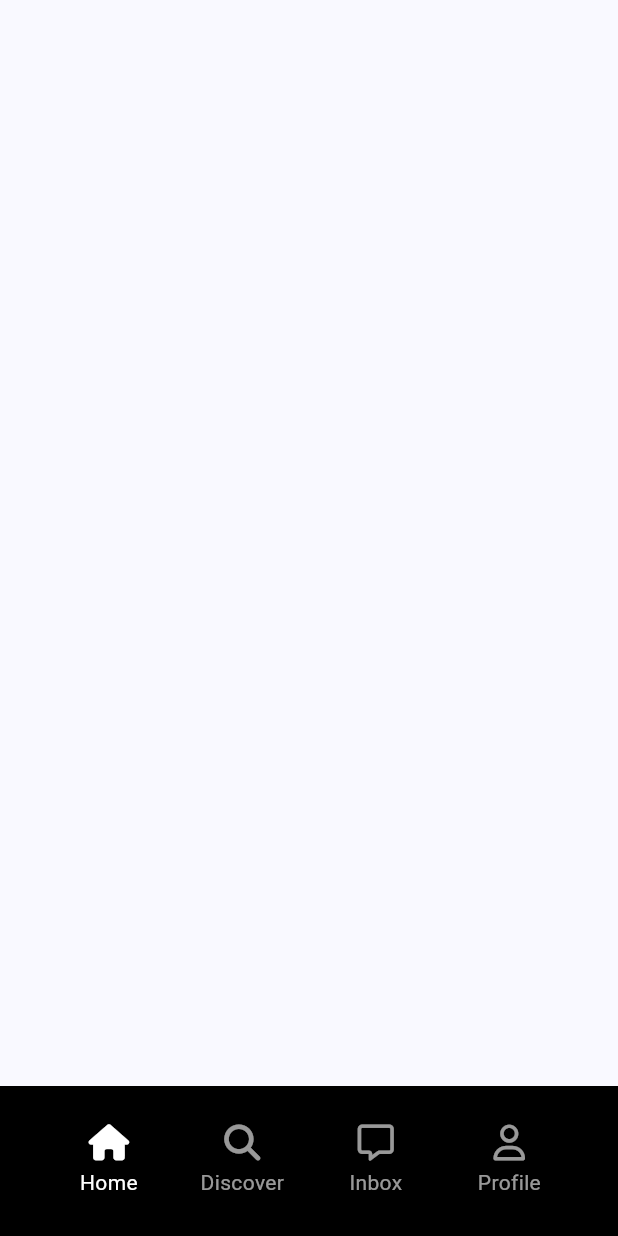
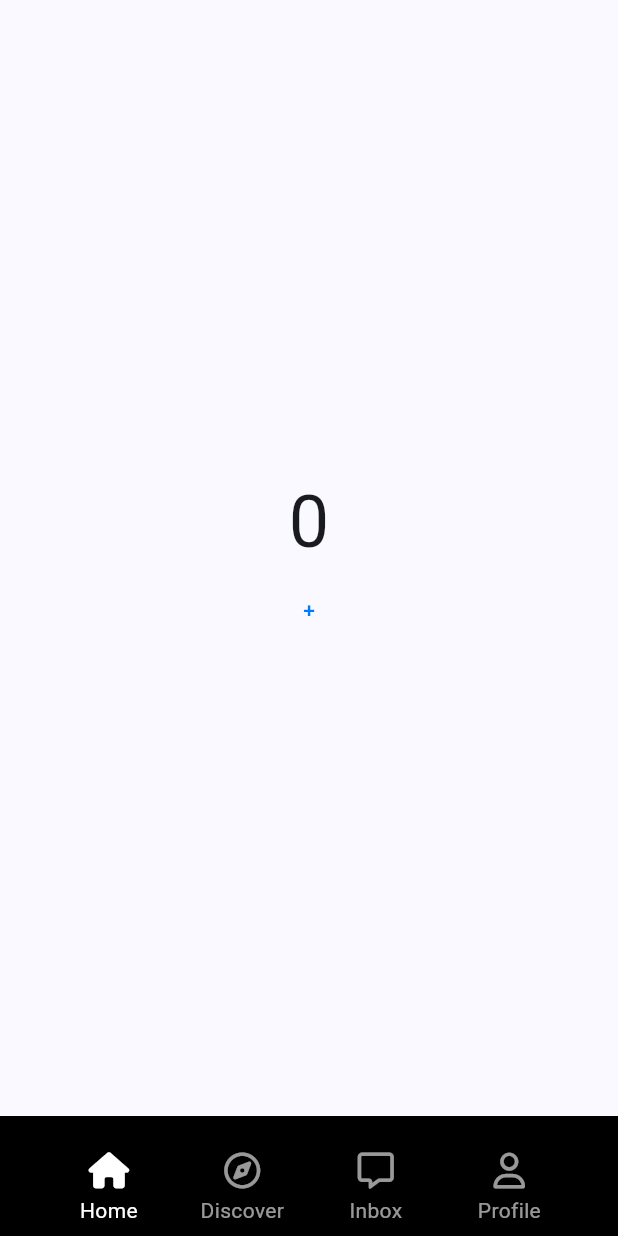
Before and after one commit to ralo-med/tiktok_clone, a Flutter app: the screen it shows after launch, on a phone screen of 412 x 824 dp. Run offline on Flutter 3.47's test engine with Material 3 defaults, Android fonts, the phone set to English and light mode, and no system bars; our stand-ins replace font_awesome_flutter.

Commit message:
#Stateful Navigation part 2

```diff
--- a/lib/features/main_navigation/main_navigation_screen.dart
+++ b/lib/features/main_navigation/main_navigation_screen.dart
@@ -1,6 +1,7 @@
 import 'package:flutter/material.dart';
 import 'package:font_awesome_flutter/font_awesome_flutter.dart';
 import 'package:tiktok_clone/constants/sizes.dart';
+import 'package:tiktok_clone/features/main_navigation/stf_screen.dart';
 import 'package:tiktok_clone/features/main_navigation/widgets/nav_tab.dart';
 
 class MainNavigationScreen extends StatefulWidget {
@@ -13,21 +14,6 @@ class MainNavigationScreen extends StatefulWidget {
 class _MainNavigationScreenState extends State<MainNavigationScreen> {
   int _selectedIndex = 0;
 
-  final screens = [
-    const Center(
-      child: Text(
-        'Home',
-        style: TextStyle(fontSize: 49),
-      ),
-    ),
-    const Center(
-      child: Text(
-        'Search',
-        style: TextStyle(fontSize: 49),
-      ),
-    ),
-  ];
-
   void _onTap(int index) {
     setState(() {
       _selectedIndex = index;
@@ -37,9 +23,28 @@ class _MainNavigationScreenState extends State<MainNavigationScreen> {
   @override
   Widget build(BuildContext context) {
     return Scaffold(
+      body: Stack(
+        children: [
+          Offstage(
+            offstage: _selectedIndex != 0,
+            child: const StfScreen(),
+          ),
+          Offstage(
+            offstage: _selectedIndex != 1,
+            child: const StfScreen(),
+          ),
+          Offstage(
+            offstage: _selectedIndex != 3,
+            child: const StfScreen(),
+          ),
+          Offstage(
+            offstage: _selectedIndex != 4,
+            child: const StfScreen(),
+          )
+        ],
+      ),
       bottomNavigationBar: BottomAppBar(
         color: Colors.black,
-        height: 100,
         child: Padding(
           padding: const EdgeInsets.all(Sizes.size12),
           child: Row(
@@ -49,24 +54,28 @@ class _MainNavigationScreenState extends State<MainNavigationScreen> {
                 text: "Home",
                 isSelected: _selectedIndex == 0,
                 icon: FontAwesomeIcons.house,
+                selectedIcon: FontAwesomeIcons.house,
                 onTap: () => _onTap(0),
               ),
               NavTab(
                 text: "Discover",
                 isSelected: _selectedIndex == 1,
-                icon: FontAwesomeIcons.magnifyingGlass,
+                icon: FontAwesomeIcons.compass,
+                selectedIcon: FontAwesomeIcons.solidCompass,
                 onTap: () => _onTap(1),
               ),
               NavTab(
                 text: "Inbox",
                 isSelected: _selectedIndex == 3,
                 icon: FontAwesomeIcons.message,
+                selectedIcon: FontAwesomeIcons.solidMessage,
                 onTap: () => _onTap(3),
               ),
               NavTab(
                 text: "Profile",
                 isSelected: _selectedIndex == 4,
                 icon: FontAwesomeIcons.user,
+                selectedIcon: FontAwesomeIcons.solidUser,
                 onTap: () => _onTap(4),
               ),
             ],
--- /dev/null
+++ b/lib/features/main_navigation/stf_screen.dart
@@ -0,0 +1,43 @@
+import 'package:flutter/material.dart';
+
+class StfScreen extends StatefulWidget {
+  const StfScreen({super.key});
+
+  @override
+  State<StfScreen> createState() => _StfScreenState();
+}
+
+class _StfScreenState extends State<StfScreen> {
+  int _clicks = 0;
+
+  void _increase() {
+    setState(() {
+      _clicks = _clicks + 1;
+    });
+  }
+
+  @override
+  void dispose() {
+    print(_clicks);
+    super.dispose();
+  }
+
+  @override
+  Widget build(BuildContext context) {
+    return Center(
+      child: Column(
+        mainAxisAlignment: MainAxisAlignment.center,
+        children: [
+          Text(
+            "$_clicks",
+            style: const TextStyle(fontSize: 48),
+          ),
+          TextButton(
+            onPressed: _increase,
+            child: const Text('+'),
+          )
+        ],
+      ),
+    );
+  }
+}
--- a/lib/features/main_navigation/widgets/nav_tab.dart
+++ b/lib/features/main_navigation/widgets/nav_tab.dart
@@ -10,11 +10,13 @@ class NavTab extends StatelessWidget {
     required this.isSelected,
     required this.icon,
     required this.onTap,
+    required this.selectedIcon,
   });
 
   final String text;
   final bool isSelected;
   final IconData icon;
+  final IconData selectedIcon;
   final Function onTap;
 
   @override
@@ -29,10 +31,9 @@ class NavTab extends StatelessWidget {
             opacity: isSelected ? 1 : 0.6,
             child: Column(
               mainAxisSize: MainAxisSize.min,
-              mainAxisAlignment: MainAxisAlignment.center,
               children: [
                 FaIcon(
-                  icon,
+                  isSelected ? selectedIcon : icon,
                   color: Colors.white,
                 ),
                 Gaps.v5,
```
